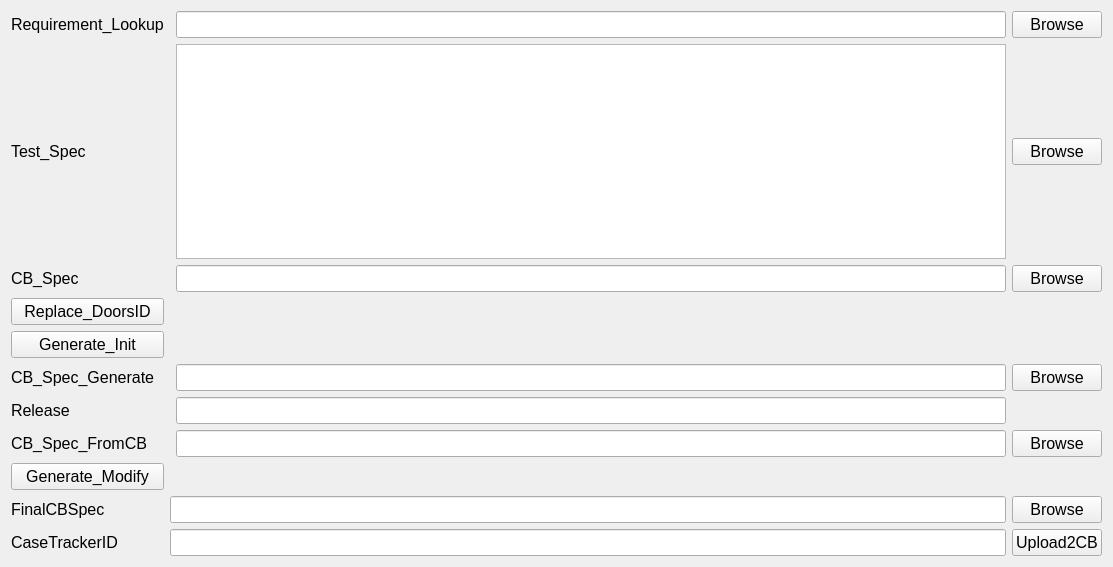
First picture: the form in CB_Spec_Tool/Ui_CB_Spec_Tool.ui, repository victoryang126/MiniTool_SWV, before the edit.
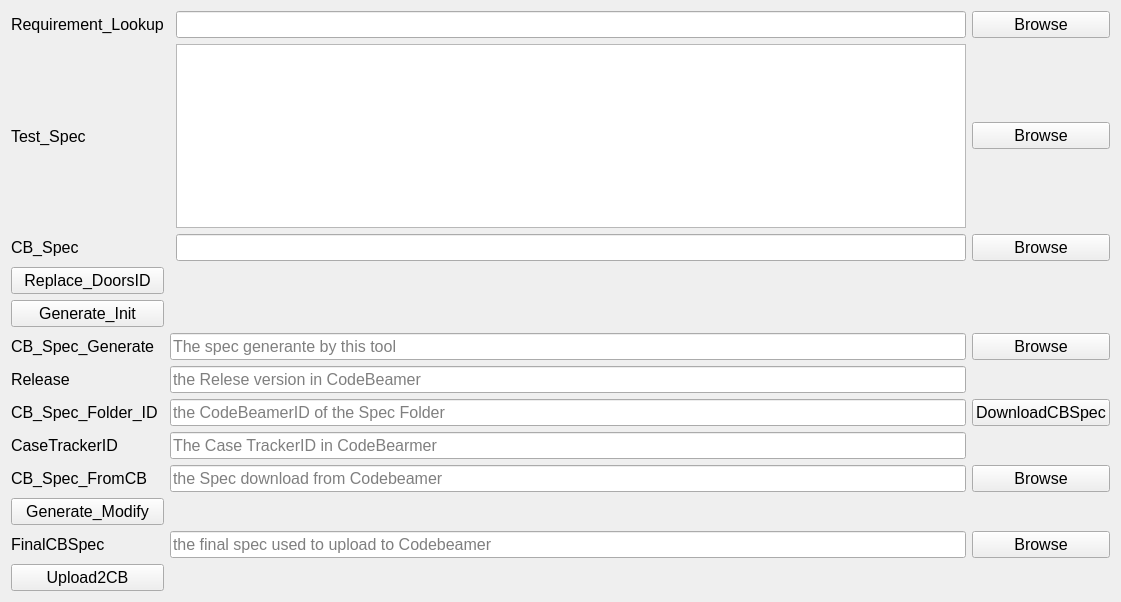
Second picture: the form after the edit.

Commit message: add function to download CB Spec From  CB in CB_Spec_Tool_Widget.py

```diff
--- a/CB_Spec_Tool/Ui_CB_Spec_Tool.ui
+++ b/CB_Spec_Tool/Ui_CB_Spec_Tool.ui
@@ -6,14 +6,64 @@
    <rect>
     <x>0</x>
     <y>0</y>
-    <width>1113</width>
-    <height>567</height>
+    <width>1121</width>
+    <height>602</height>
    </rect>
   </property>
   <property name="windowTitle">
    <string>CB_Spec_Tool</string>
   </property>
   <layout class="QGridLayout" name="gridLayout">
+   <item row="9" column="3">
+    <widget class="QPushButton" name="BT_CB_Spec_FromCB">
+     <property name="font">
+      <font>
+       <pointsize>12</pointsize>
+       <weight>50</weight>
+       <bold>false</bold>
+      </font>
+     </property>
+     <property name="text">
+      <string>Browse</string>
+     </property>
+    </widget>
+   </item>
+   <item row="7" column="1" colspan="2">
+    <widget class="QLineEdit" name="LE_CB_Spec_Folder_ID">
+     <property name="font">
+      <font>
+       <pointsize>12</pointsize>
+       <weight>50</weight>
+       <bold>false</bold>
+      </font>
+     </property>
+     <property name="placeholderText">
+      <string>the CodeBeamerID of the Spec Folder </string>
+     </property>
+    </widget>
+   </item>
+   <item row="0" column="2">
+    <widget class="QLineEdit" name="LE_LookUp">
+     <property name="font">
+      <font>
+       <pointsize>12</pointsize>
+       <weight>50</weight>
+       <bold>false</bold>
+      </font>
+     </property>
+    </widget>
+   </item>
+   <item row="1" column="2">
+    <widget class="QTextBrowser" name="textB_Test_Spec">
+     <property name="font">
+      <font>
+       <pointsize>12</pointsize>
+       <weight>50</weight>
+       <bold>false</bold>
+      </font>
+     </property>
+    </widget>
+   </item>
    <item row="5" column="3">
     <widget class="QPushButton" name="BT_CB_Spec_Generate">
      <property name="font">
@@ -28,8 +78,8 @@
      </property>
     </widget>
    </item>
-   <item row="2" column="3">
-    <widget class="QPushButton" name="BT_CB_Spec">
+   <item row="0" column="0">
+    <widget class="QLabel" name="Lable_LookUp">
      <property name="font">
       <font>
        <pointsize>12</pointsize>
@@ -38,12 +88,26 @@
       </font>
      </property>
      <property name="text">
+      <string>Requirement_Lookup</string>
+     </property>
+    </widget>
+   </item>
+   <item row="1" column="3">
+    <widget class="QPushButton" name="BT_Test_Spec">
+     <property name="font">
+      <font>
+       <pointsize>12</pointsize>
+       <weight>50</weight>
+       <bold>false</bold>
+      </font>
+     </property>
+     <property name="text">
       <string>Browse</string>
      </property>
     </widget>
    </item>
-   <item row="5" column="0">
-    <widget class="QLabel" name="Lable_CB_Spec_Generate">
+   <item row="11" column="0">
+    <widget class="QLabel" name="Lable_FinalCBSpec">
      <property name="font">
       <font>
        <pointsize>12</pointsize>
@@ -52,7 +116,63 @@
       </font>
      </property>
      <property name="text">
-      <string>CB_Spec_Generate</string>
+      <string>FinalCBSpec</string>
+     </property>
+    </widget>
+   </item>
+   <item row="5" column="1" colspan="2">
+    <widget class="QLineEdit" name="LE_CB_Spec_Generate">
+     <property name="font">
+      <font>
+       <pointsize>12</pointsize>
+       <weight>50</weight>
+       <bold>false</bold>
+      </font>
+     </property>
+     <property name="placeholderText">
+      <string>The spec generante by this tool</string>
+     </property>
+    </widget>
+   </item>
+   <item row="11" column="3">
+    <widget class="QPushButton" name="BT_FinalCBSpec">
+     <property name="font">
+      <font>
+       <pointsize>12</pointsize>
+       <weight>50</weight>
+       <bold>false</bold>
+      </font>
+     </property>
+     <property name="text">
+      <string>Browse</string>
+     </property>
+    </widget>
+   </item>
+   <item row="6" column="1" colspan="2">
+    <widget class="QLineEdit" name="LE_Release">
+     <property name="font">
+      <font>
+       <pointsize>12</pointsize>
+       <weight>50</weight>
+       <bold>false</bold>
+      </font>
+     </property>
+     <property name="placeholderText">
+      <string>the Relese version in CodeBeamer</string>
+     </property>
+    </widget>
+   </item>
+   <item row="9" column="1" colspan="2">
+    <widget class="QLineEdit" name="LE_CB_Spec_FromCB">
+     <property name="font">
+      <font>
+       <pointsize>12</pointsize>
+       <weight>50</weight>
+       <bold>false</bold>
+      </font>
+     </property>
+     <property name="placeholderText">
+      <string>the Spec download from Codebeamer</string>
      </property>
     </widget>
    </item>
@@ -70,7 +190,46 @@
      </property>
     </widget>
    </item>
-   <item row="7" column="0">
+   <item row="7" column="3">
+    <widget class="QPushButton" name="BT_DownloadCBSpec">
+     <property name="font">
+      <font>
+       <pointsize>12</pointsize>
+       <weight>50</weight>
+       <bold>false</bold>
+      </font>
+     </property>
+     <property name="text">
+      <string>DownloadCBSpec</string>
+     </property>
+    </widget>
+   </item>
+   <item row="2" column="2">
+    <widget class="QLineEdit" name="LE_CB_Spec">
+     <property name="font">
+      <font>
+       <pointsize>12</pointsize>
+       <weight>50</weight>
+       <bold>false</bold>
+      </font>
+     </property>
+    </widget>
+   </item>
+   <item row="6" column="0">
+    <widget class="QLabel" name="Lable_Release">
+     <property name="font">
+      <font>
+       <pointsize>12</pointsize>
+       <weight>50</weight>
+       <bold>false</bold>
+      </font>
+     </property>
+     <property name="text">
+      <string>Release</string>
+     </property>
+    </widget>
+   </item>
+   <item row="9" column="0">
     <widget class="QLabel" name="Lable_CB_Spec_FromCB">
      <property name="font">
       <font>
@@ -84,20 +243,6 @@
      </property>
     </widget>
    </item>
-   <item row="8" column="0">
-    <widget class="QPushButton" name="BT_Generate_Modify">
-     <property name="font">
-      <font>
-       <pointsize>12</pointsize>
-       <weight>50</weight>
-       <bold>false</bold>
-      </font>
-     </property>
-     <property name="text">
-      <string>Generate_Modify</string>
-     </property>
-    </widget>
-   </item>
    <item row="4" column="0">
     <widget class="QPushButton" name="BT_Generate_Init">
      <property name="font">
@@ -112,33 +257,8 @@
      </property>
     </widget>
    </item>
-   <item row="7" column="2">
-    <widget class="QLineEdit" name="LE_CB_Spec_FromCB">
-     <property name="font">
-      <font>
-       <pointsize>12</pointsize>
-       <weight>50</weight>
-       <bold>false</bold>
-      </font>
-     </property>
-    </widget>
-   </item>
-   <item row="10" column="3">
-    <widget class="QPushButton" name="BT_Upload2CB">
-     <property name="font">
-      <font>
-       <pointsize>12</pointsize>
-       <weight>50</weight>
-       <bold>false</bold>
-      </font>
-     </property>
-     <property name="text">
-      <string>Upload2CB</string>
-     </property>
-    </widget>
-   </item>
-   <item row="7" column="3">
-    <widget class="QPushButton" name="BT_CB_Spec_FromCB">
+   <item row="2" column="3">
+    <widget class="QPushButton" name="BT_CB_Spec">
      <property name="font">
       <font>
        <pointsize>12</pointsize>
@@ -151,8 +271,8 @@
      </property>
     </widget>
    </item>
-   <item row="0" column="0">
-    <widget class="QLabel" name="Lable_LookUp">
+   <item row="7" column="0">
+    <widget class="QLabel" name="Lable_CB_Spec_Folder_ID">
      <property name="font">
       <font>
        <pointsize>12</pointsize>
@@ -161,29 +281,7 @@
       </font>
      </property>
      <property name="text">
-      <string>Requirement_Lookup</string>
-     </property>
-    </widget>
-   </item>
-   <item row="10" column="1" colspan="2">
-    <widget class="QLineEdit" name="LE_CaseTrackerID">
-     <property name="font">
-      <font>
-       <pointsize>12</pointsize>
-       <weight>50</weight>
-       <bold>false</bold>
-      </font>
-     </property>
-    </widget>
-   </item>
-   <item row="6" column="2">
-    <widget class="QLineEdit" name="LE_Release">
-     <property name="font">
-      <font>
-       <pointsize>12</pointsize>
-       <weight>50</weight>
-       <bold>false</bold>
-      </font>
+      <string>CB_Spec_Folder_ID</string>
      </property>
     </widget>
    </item>
@@ -202,7 +300,7 @@
     </widget>
    </item>
    <item row="10" column="0">
-    <widget class="QLabel" name="Lable_CaseTrackerID">
+    <widget class="QPushButton" name="BT_Generate_Modify">
      <property name="font">
       <font>
        <pointsize>12</pointsize>
@@ -211,79 +309,7 @@
       </font>
      </property>
      <property name="text">
-      <string>CaseTrackerID</string>
-     </property>
-    </widget>
-   </item>
-   <item row="2" column="2">
-    <widget class="QLineEdit" name="LE_CB_Spec">
-     <property name="font">
-      <font>
-       <pointsize>12</pointsize>
-       <weight>50</weight>
-       <bold>false</bold>
-      </font>
-     </property>
-    </widget>
-   </item>
-   <item row="5" column="2">
-    <widget class="QLineEdit" name="LE_CB_Spec_Generate">
-     <property name="font">
-      <font>
-       <pointsize>12</pointsize>
-       <weight>50</weight>
-       <bold>false</bold>
-      </font>
-     </property>
-    </widget>
-   </item>
-   <item row="0" column="2">
-    <widget class="QLineEdit" name="LE_LookUp">
-     <property name="font">
-      <font>
-       <pointsize>12</pointsize>
-       <weight>50</weight>
-       <bold>false</bold>
-      </font>
-     </property>
-    </widget>
-   </item>
-   <item row="1" column="3">
-    <widget class="QPushButton" name="BT_Test_Spec">
-     <property name="font">
-      <font>
-       <pointsize>12</pointsize>
-       <weight>50</weight>
-       <bold>false</bold>
-      </font>
-     </property>
-     <property name="text">
-      <string>Browse</string>
-     </property>
-    </widget>
-   </item>
-   <item row="1" column="2">
-    <widget class="QTextBrowser" name="textB_Test_Spec">
-     <property name="font">
-      <font>
-       <pointsize>12</pointsize>
-       <weight>50</weight>
-       <bold>false</bold>
-      </font>
-     </property>
-    </widget>
-   </item>
-   <item row="6" column="0">
-    <widget class="QLabel" name="Lable_Release">
-     <property name="font">
-      <font>
-       <pointsize>12</pointsize>
-       <weight>50</weight>
-       <bold>false</bold>
-      </font>
-     </property>
-     <property name="text">
-      <string>Release</string>
+      <string>Generate_Modify</string>
      </property>
     </widget>
    </item>
@@ -315,7 +341,7 @@
      </property>
     </widget>
    </item>
-   <item row="9" column="1" colspan="2">
+   <item row="11" column="1" colspan="2">
     <widget class="QLineEdit" name="LE_FinalCBSpec">
      <property name="font">
       <font>
@@ -324,10 +350,13 @@
        <bold>false</bold>
       </font>
      </property>
+     <property name="placeholderText">
+      <string>the final spec used to upload to Codebeamer</string>
+     </property>
     </widget>
    </item>
-   <item row="9" column="0">
-    <widget class="QLabel" name="Lable_FinalCBSpec">
+   <item row="5" column="0">
+    <widget class="QLabel" name="Lable_CB_Spec_Generate">
      <property name="font">
       <font>
        <pointsize>12</pointsize>
@@ -336,12 +365,12 @@
       </font>
      </property>
      <property name="text">
-      <string>FinalCBSpec</string>
+      <string>CB_Spec_Generate</string>
      </property>
     </widget>
    </item>
-   <item row="9" column="3">
-    <widget class="QPushButton" name="BT_FinalCBSpec">
+   <item row="8" column="0">
+    <widget class="QLabel" name="Lable_CaseTrackerID">
      <property name="font">
       <font>
        <pointsize>12</pointsize>
@@ -350,7 +379,38 @@
       </font>
      </property>
      <property name="text">
-      <string>Browse</string>
+      <string>CaseTrackerID</string>
+     </property>
+    </widget>
+   </item>
+   <item row="12" column="0">
+    <widget class="QPushButton" name="BT_Upload2CB">
+     <property name="font">
+      <font>
+       <pointsize>12</pointsize>
+       <weight>50</weight>
+       <bold>false</bold>
+      </font>
+     </property>
+     <property name="text">
+      <string>Upload2CB</string>
+     </property>
+    </widget>
+   </item>
+   <item row="8" column="1" colspan="2">
+    <widget class="QLineEdit" name="LE_CaseTrackerID">
+     <property name="font">
+      <font>
+       <pointsize>12</pointsize>
+       <weight>50</weight>
+       <bold>false</bold>
+      </font>
+     </property>
+     <property name="readOnly">
+      <bool>false</bool>
+     </property>
+     <property name="placeholderText">
+      <string>The Case TrackerID in CodeBearmer</string>
      </property>
     </widget>
    </item>
```
The commit also changes 4 other files.
